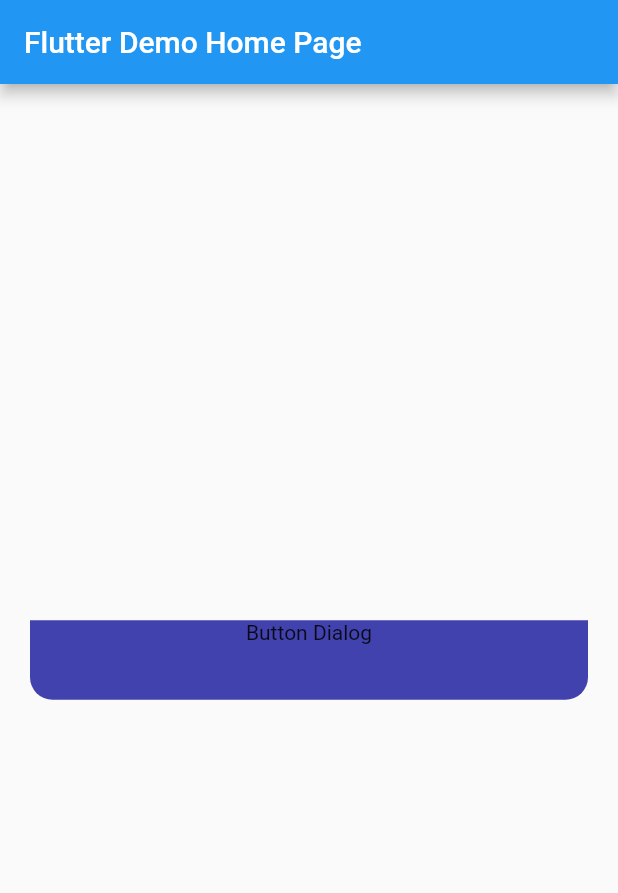
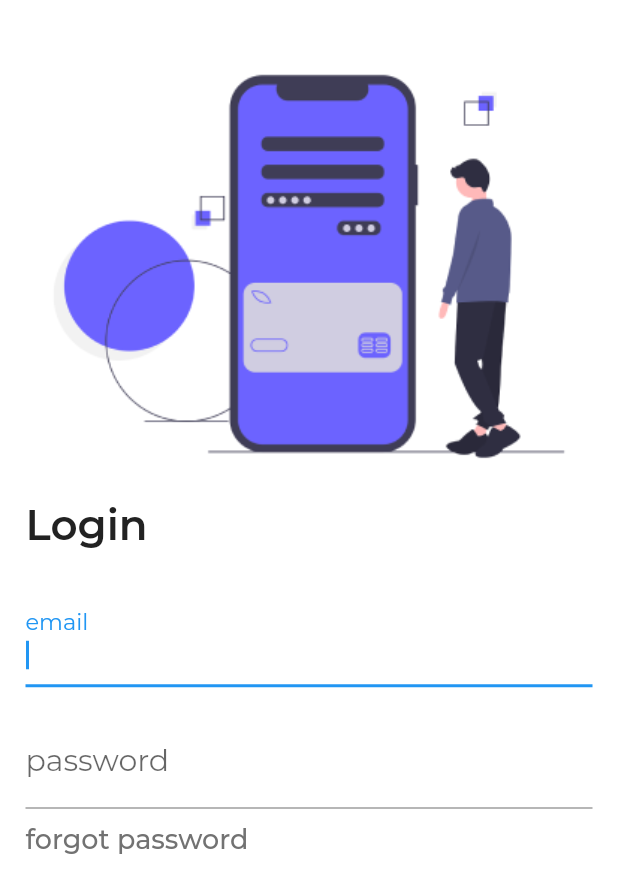
Before and after one commit to MAqielHilmanM/budgetin, a Flutter app: the screen it shows after launch, on a phone screen of 412 x 824 dp. Shown: the top 893 px of the screen. Run offline on Flutter 3.47's test engine with Material 2 defaults, Android fonts, the phone set to English and light mode, and no system bars; project files that could hold a hidden picture were left out.

Commit message:
add textAlign to textWidget

```diff
--- a/lib/main.dart
+++ b/lib/main.dart
@@ -1,4 +1,5 @@
 import 'package:budgetin/screens/dashboard/DashboardPage.dart';
+import 'package:budgetin/screens/login/LoginPage.dart';
 import 'package:flutter/material.dart';
 
 void main() => runApp(MyApp());
@@ -12,7 +13,7 @@
       theme: ThemeData(
         primarySwatch: Colors.blue,
       ),
-      home: DashboardPage(title: 'Flutter Demo Home Page'),
+      home: LoginPage(),
     );
   }
 }
--- a/lib/screens/dashboard/DashboardPage.dart
+++ b/lib/screens/dashboard/DashboardPage.dart
@@ -1,4 +1,5 @@
-import 'package:budgetin/widget/buttons/Button.dart';
+import 'package:budgetin/widget/form/WidgetForm.dart';
+import 'package:budgetin/widget/text/WidgetText.dart';
 import 'package:flutter/material.dart';
 
 class DashboardPage extends StatefulWidget {
@@ -19,7 +20,14 @@
         title: Text(widget.title),
       ),
       body: Center(
-        child: ButtonDialog()
+        child: Column(
+          children: <Widget>[
+            WidgetForm.username("username", null),
+            WidgetForm.password("username", null),
+            WidgetForm.email("username", null),
+            WidgetForm.amount("username", null)
+          ],
+        )
       )
     );
   }
--- /dev/null
+++ b/lib/screens/login/LoginPage.dart
@@ -0,0 +1,36 @@
+import 'package:budgetin/utils/Assets.dart';
+import 'package:budgetin/widget/CustomTheme.dart';
+import 'package:budgetin/widget/form/WidgetForm.dart';
+import 'package:budgetin/widget/text/WidgetText.dart';
+import 'package:flutter/material.dart';
+
+class LoginPage extends StatefulWidget {
+  LoginPage({Key key}) : super(key: key);
+
+  @override
+  _LoginPageState createState() => _LoginPageState();
+}
+
+class _LoginPageState extends State<LoginPage> {
+  @override
+  Widget build(BuildContext context) {
+    return Scaffold(
+      backgroundColor: CustomTheme.colorWhite,
+      body: ListView(
+        padding: EdgeInsets.fromLTRB(17, 22, 17, 25),
+        children: <Widget>[
+          Image.asset(Assets.iconAuth),
+          WidgetText.montserratSemiBoldBlack28("Login"),
+          Padding(padding: EdgeInsets.only(bottom: 29)),
+          WidgetForm.email("email", null), //put controller here
+          Padding(padding: EdgeInsets.only(bottom: 19)),
+          WidgetForm.password("password", null), //put controller here
+          Padding(padding: EdgeInsets.only(bottom: 10)),
+          WidgetText.montserratMediumGrayLight18("forgot password"),
+          Padding(padding: EdgeInsets.only(bottom: 36)),
+
+        ],
+      ),
+    );
+  }
+}
--- /dev/null
+++ b/lib/widget/form/WidgetForm.dart
@@ -0,0 +1,46 @@
+import 'package:flutter/material.dart';
+
+import '../CustomTheme.dart';
+
+class WidgetForm extends StatelessWidget {
+  final String labelText;
+  final TextInputType type;
+  final TextEditingController controller;
+  final TextStyle textStyle = TextStyle(
+      color: CustomTheme.colorGrayLight,
+      fontFamily: 'Monserrat',
+      fontWeight: FontWeight.w400,
+      fontSize: 20.0);
+  var isPassword = false;
+
+  WidgetForm(this.labelText, this.type, this.controller);
+
+  WidgetForm.password(this.labelText, this.controller)
+      : type = TextInputType.text,
+        isPassword = true;
+
+  WidgetForm.email(this.labelText, this.controller)
+      : type = TextInputType.emailAddress;
+
+  WidgetForm.username(this.labelText, this.controller)
+      : type = TextInputType.text;
+
+  WidgetForm.amount(this.labelText, this.controller)
+      : type = TextInputType.number;
+
+  @override
+  Widget build(BuildContext context) {
+    return new Container(
+      child: new TextFormField(
+        autofocus: true,
+        obscureText: isPassword,
+        controller: controller,
+        keyboardType: type,
+        decoration: new InputDecoration(
+            labelText: labelText,
+            labelStyle:
+                new TextStyle(fontSize: 20.0, fontFamily: 'Montserrat')),
+      ),
+    );
+  }
+}
--- a/lib/widget/text/WidgetText.dart
+++ b/lib/widget/text/WidgetText.dart
@@ -9,242 +9,243 @@
   final Color color;
   final FontStyle fontStyle;
   final FontWeight fontWeight;
+  final TextAlign textAlign;
 
-  WidgetText(this.text, this.fontSize, this.fontFamily, this.color,
-      this.fontStyle, this.fontWeight);
+  WidgetText({this.text, this.fontSize, this.fontFamily, this.color,
+      this.fontStyle, this.fontWeight, this.textAlign = TextAlign.start});
 
-  WidgetText.poppinsMediumBlueDark30(this.text)
+  WidgetText.poppinsMediumBlueDark30(this.text,{this.textAlign = TextAlign.start})
       : fontSize = 30.0,
         fontFamily = "Poppins",
         color = CustomTheme.colorBlueDark,
         fontStyle = FontStyle.normal,
         fontWeight = FontWeight.w500;
 
-  WidgetText.poppinsLightBlack25(this.text)
+  WidgetText.poppinsLightBlack25(this.text,{this.textAlign = TextAlign.start})
       : fontSize = 25.0,
         fontFamily = "Poppins",
         color = CustomTheme.colorBlack,
         fontStyle = FontStyle.normal,
         fontWeight = FontWeight.w300;
 
-  WidgetText.poppinsSemiBoldBlack18(this.text)
+  WidgetText.poppinsSemiBoldBlack18(this.text,{this.textAlign = TextAlign.start})
       : fontSize = 18.0,
         fontFamily = "Poppins",
         color = CustomTheme.colorBlack,
         fontStyle = FontStyle.normal,
         fontWeight = FontWeight.w600;
 
-  WidgetText.poppinsMediumBlack25(this.text)
+  WidgetText.poppinsMediumBlack25(this.text,{this.textAlign = TextAlign.start})
       : fontSize = 25.0,
         fontFamily = "Poppins",
         color = CustomTheme.colorBlack,
         fontStyle = FontStyle.normal,
         fontWeight = FontWeight.w500;
 
-  WidgetText.poppinsMediumGray25(this.text)
+  WidgetText.poppinsMediumGray25(this.text,{this.textAlign = TextAlign.start})
       : fontSize = 25.0,
         fontFamily = "Poppins",
         color = CustomTheme.colorGray,
         fontStyle = FontStyle.normal,
         fontWeight = FontWeight.w500;
 
-  WidgetText.poppinsSemiBoldBlueDark20(this.text)
+  WidgetText.poppinsSemiBoldBlueDark20(this.text,{this.textAlign = TextAlign.start})
       : fontSize = 20.0,
         fontFamily = "Poppins",
         color = CustomTheme.colorBlueDark,
         fontStyle = FontStyle.normal,
         fontWeight = FontWeight.w600;
 
-  WidgetText.poppinsMediumBlue24(this.text)
+  WidgetText.poppinsMediumBlue24(this.text,{this.textAlign = TextAlign.start})
       : fontSize = 24.0,
         fontFamily = "Poppins",
         color = CustomTheme.colorBlue,
         fontStyle = FontStyle.normal,
         fontWeight = FontWeight.w500;
 
-  WidgetText.poppinsMediumGrayDark24(this.text)
+  WidgetText.poppinsMediumGrayDark24(this.text,{this.textAlign = TextAlign.start})
       : fontSize = 24.0,
         fontFamily = "Poppins",
         color = CustomTheme.colorGrayDark,
         fontStyle = FontStyle.normal,
         fontWeight = FontWeight.w500;
 
-  WidgetText.poppinsLightBlack18(this.text)
+  WidgetText.poppinsLightBlack18(this.text,{this.textAlign = TextAlign.start})
       : fontSize = 18.0,
         fontFamily = "Poppins",
         color = CustomTheme.colorBlack,
         fontStyle = FontStyle.normal,
         fontWeight = FontWeight.w300;
 
-  WidgetText.poppinsMediumGrayExtra16(this.text)
+  WidgetText.poppinsMediumGrayExtra16(this.text,{this.textAlign = TextAlign.start})
       : fontSize = 16.0,
         fontFamily = "Poppins",
         color = CustomTheme.colorGrayExtra,
         fontStyle = FontStyle.normal,
         fontWeight = FontWeight.w500;
 
-  WidgetText.poppinsLightGrayDark18(this.text)
+  WidgetText.poppinsLightGrayDark18(this.text,{this.textAlign = TextAlign.start})
       : fontSize = 18.0,
         fontFamily = "Poppins",
         color = CustomTheme.colorGrayDark,
         fontStyle = FontStyle.normal,
         fontWeight = FontWeight.w300;
 
-  WidgetText.poppinsLightRed18(this.text)
+  WidgetText.poppinsLightRed18(this.text,{this.textAlign = TextAlign.start})
       : fontSize = 18.0,
         fontFamily = "Poppins",
         color = CustomTheme.colorRed,
         fontStyle = FontStyle.normal,
         fontWeight = FontWeight.w300;
 
-  WidgetText.poppinsLightGreen18(this.text)
+  WidgetText.poppinsLightGreen18(this.text,{this.textAlign = TextAlign.start})
       : fontSize = 18.0,
         fontFamily = "Poppins",
         color = CustomTheme.colorGreenLight,
         fontStyle = FontStyle.normal,
         fontWeight = FontWeight.w300;
 
-  WidgetText.poppinsSemiBoldYellow25(this.text)
+  WidgetText.poppinsSemiBoldYellow25(this.text,{this.textAlign = TextAlign.start})
       : fontSize = 25.0,
         fontFamily = "Poppins",
         color = CustomTheme.colorYellow,
         fontStyle = FontStyle.normal,
         fontWeight = FontWeight.w600;
 
-  WidgetText.poppinsRegularYellow25(this.text)
+  WidgetText.poppinsRegularYellow25(this.text,{this.textAlign = TextAlign.start})
       : fontSize = 25.0,
         fontFamily = "Poppins",
         color = CustomTheme.colorYellow,
         fontStyle = FontStyle.normal,
         fontWeight = FontWeight.w400;
 
-  WidgetText.poppinsRegularBlueDark20(this.text)
+  WidgetText.poppinsRegularBlueDark20(this.text,{this.textAlign = TextAlign.start})
       : fontSize = 20.0,
         fontFamily = "Poppins",
         color = CustomTheme.colorBlueDark,
         fontStyle = FontStyle.normal,
         fontWeight = FontWeight.w400;
 
-  WidgetText.poppinsBoldYellow16(this.text)
+  WidgetText.poppinsBoldYellow16(this.text,{this.textAlign = TextAlign.start})
       : fontSize = 16.0,
         fontFamily = "Poppins",
         color = CustomTheme.colorYellow,
         fontStyle = FontStyle.normal,
         fontWeight = FontWeight.w700;
 
-  WidgetText.poppinsMediumYellow16(this.text)
+  WidgetText.poppinsMediumYellow16(this.text,{this.textAlign = TextAlign.start})
       : fontSize = 16.0,
         fontFamily = "Poppins",
         color = CustomTheme.colorYellow,
         fontStyle = FontStyle.normal,
         fontWeight = FontWeight.w500;
 
-  WidgetText.poppinsSemiBoldBlueDark25(this.text)
+  WidgetText.poppinsSemiBoldBlueDark25(this.text,{this.textAlign = TextAlign.start})
       : fontSize = 25.0,
         fontFamily = "Poppins",
         color = CustomTheme.colorBlueDark,
         fontStyle = FontStyle.normal,
         fontWeight = FontWeight.w600;
 
-  WidgetText.poppinsLightGrayLight25(this.text)
+  WidgetText.poppinsLightGrayLight25(this.text,{this.textAlign = TextAlign.start})
       : fontSize = 25.0,
         fontFamily = "Poppins",
         color = CustomTheme.colorGrayLight,
         fontStyle = FontStyle.normal,
         fontWeight = FontWeight.w300;
 
-  WidgetText.poppinsMediumWhite25(this.text)
+  WidgetText.poppinsMediumWhite25(this.text,{this.textAlign = TextAlign.start})
       : fontSize = 25.0,
         fontFamily = "Poppins",
         color = CustomTheme.colorWhite,
         fontStyle = FontStyle.normal,
         fontWeight = FontWeight.w500;
 
-  WidgetText.poppinsRegularWhite25(this.text)
+  WidgetText.poppinsRegularWhite25(this.text,{this.textAlign = TextAlign.start})
       : fontSize = 25.0,
         fontFamily = "Poppins",
         color = CustomTheme.colorWhite,
         fontStyle = FontStyle.normal,
         fontWeight = FontWeight.w400;
 
-  WidgetText.poppinsMediumWhite35(this.text)
+  WidgetText.poppinsMediumWhite35(this.text,{this.textAlign = TextAlign.start})
       : fontSize = 35.0,
         fontFamily = "Poppins",
         color = CustomTheme.colorWhite,
         fontStyle = FontStyle.normal,
         fontWeight = FontWeight.w500;
 
-  WidgetText.poppinsRegularWhite20(this.text)
+  WidgetText.poppinsRegularWhite20(this.text,{this.textAlign = TextAlign.start})
       : fontSize = 20.0,
         fontFamily = "Poppins",
         color = CustomTheme.colorWhite,
         fontStyle = FontStyle.normal,
         fontWeight = FontWeight.w400;
 
-  WidgetText.poppinsMediumWhite20(this.text)
+  WidgetText.poppinsMediumWhite20(this.text,{this.textAlign = TextAlign.start})
       : fontSize = 20.0,
         fontFamily = "Poppins",
         color = CustomTheme.colorWhite,
         fontStyle = FontStyle.normal,
         fontWeight = FontWeight.w500;
 
-  WidgetText.poppinsMediumWhite16(this.text)
+  WidgetText.poppinsMediumWhite16(this.text,{this.textAlign = TextAlign.start})
       : fontSize = 16.0,
         fontFamily = "Poppins",
         color = CustomTheme.colorWhite,
         fontStyle = FontStyle.normal,
         fontWeight = FontWeight.w500;
 
-  WidgetText.poppinsMediumWhite24(this.text)
+  WidgetText.poppinsMediumWhite24(this.text,{this.textAlign = TextAlign.start})
       : fontSize = 24.0,
         fontFamily = "Poppins",
         color = CustomTheme.colorWhite,
         fontStyle = FontStyle.normal,
         fontWeight = FontWeight.w500;
 
-  WidgetText.montserratSemiBoldBlack28(this.text)
+  WidgetText.montserratSemiBoldBlack28(this.text,{this.textAlign = TextAlign.start})
       : fontSize = 28.0,
         fontFamily = "Montserrat",
         color = CustomTheme.colorBlack,
         fontStyle = FontStyle.normal,
         fontWeight = FontWeight.w600;
 
-  WidgetText.montserratRegularBlack25(this.text)
+  WidgetText.montserratRegularBlack25(this.text,{this.textAlign = TextAlign.start})
       : fontSize = 25.0,
         fontFamily = "Montserrat",
         color = CustomTheme.colorBlack,
         fontStyle = FontStyle.normal,
         fontWeight = FontWeight.w500;
 
-  WidgetText.montserratBoldBlack25(this.text)
+  WidgetText.montserratBoldBlack25(this.text,{this.textAlign = TextAlign.start})
       : fontSize = 25.0,
         fontFamily = "Montserrat",
         color = CustomTheme.colorBlack,
         fontStyle = FontStyle.normal,
         fontWeight = FontWeight.w700;
 
-  WidgetText.montserratMediumGrayLight18(this.text)
+  WidgetText.montserratMediumGrayLight18(this.text,{this.textAlign = TextAlign.start})
       : fontSize = 18.0,
         fontFamily = "Montserrat",
         color = CustomTheme.colorGrayLight,
         fontStyle = FontStyle.normal,
         fontWeight = FontWeight.w500;
 
-  WidgetText.montserratRegularBlack14(this.text)
+  WidgetText.montserratRegularBlack14(this.text,{this.textAlign = TextAlign.start})
       : fontSize = 14.0,
         fontFamily = "Montserrat",
         color = CustomTheme.colorBlack,
         fontStyle = FontStyle.normal,
         fontWeight = FontWeight.w400;
 
-  WidgetText.montserratRegularBlue14(this.text)
+  WidgetText.montserratRegularBlue14(this.text,{this.textAlign = TextAlign.start})
       : fontSize = 14.0,
         fontFamily = "Montserrat",
         color = CustomTheme.colorBlue,
         fontStyle = FontStyle.normal,
         fontWeight = FontWeight.w400;
 
-  WidgetText.montserratMediumGrayLight20(this.text)
+  WidgetText.montserratMediumGrayLight20(this.text,{this.textAlign = TextAlign.start})
       : fontSize = 20.0,
         fontFamily = "Montserrat",
         color = CustomTheme.colorGrayLight,
@@ -255,15 +256,14 @@
   Widget build(BuildContext context) {
     return Text(
       text,
+      textAlign: textAlign,
       softWrap: true,
       style: TextStyle(
           color: color,
           fontStyle: fontStyle,
           fontFamily: fontFamily,
           fontWeight: fontWeight,
-          fontSize: fontSize
-      ),
+          fontSize: fontSize),
     );
   }
-
 }
```
